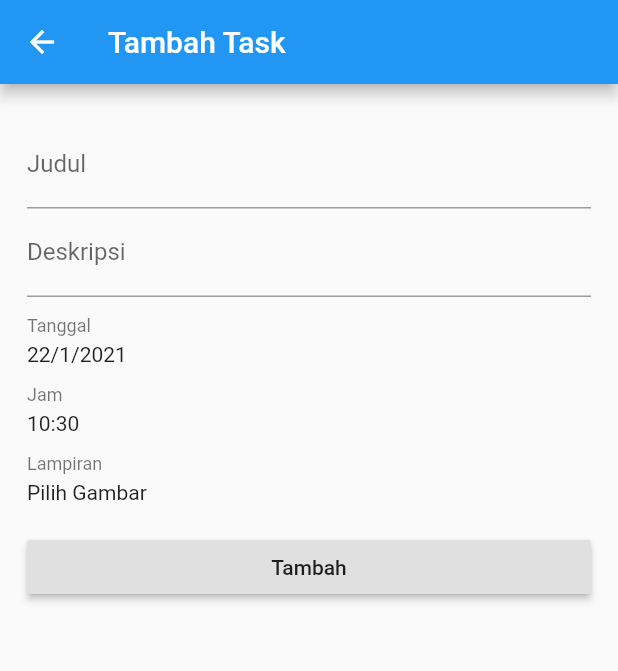
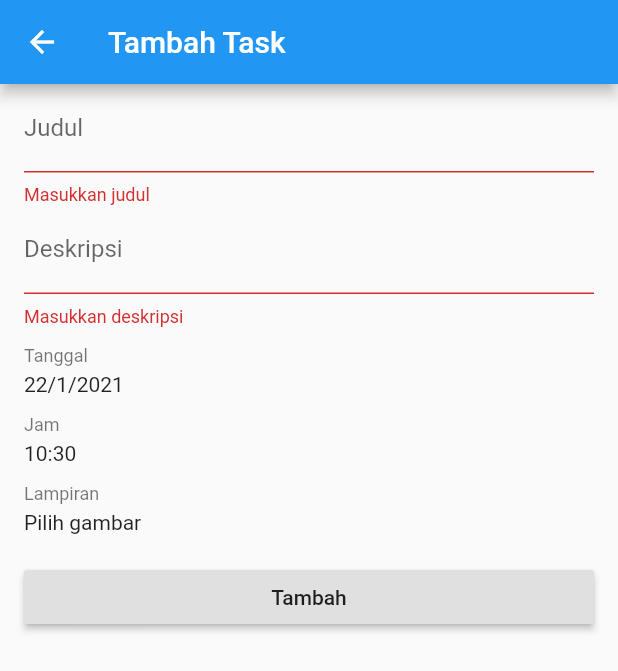
Before and after one commit to WildanZq/todoapp-flutter-tutorial, a Flutter app: the AddScreen screen opened directly, after a tap on "Tambah", on a phone screen of 412 x 824 dp. Shown: the top 671 px of the screen. Run offline on Flutter 3.47's test engine with Material 2 defaults, Android fonts, the phone set to English and light mode, and no system bars; our stand-ins replace cloud_firestore, firebase_auth, firebase_core, firebase_storage, google_sign_in, image_picker; accounts and stored records are empty.

Commit message:
- added add task

```diff
--- /dev/null
+++ b/lib/helpers/firebase_storage.dart
@@ -0,0 +1,23 @@
+import 'dart:io';
+
+import 'package:cloud_firestore/cloud_firestore.dart';
+import 'package:firebase_auth/firebase_auth.dart';
+import 'package:firebase_storage/firebase_storage.dart';
+
+Future<String> uploadFile(File file) async {
+  if (file == null) return null;
+  User user = FirebaseAuth.instance.currentUser;
+  Reference ref = FirebaseStorage.instance
+      .ref()
+      .child(user.uid.toString())
+      .child('taskImages')
+      .child(Timestamp.now().nanoseconds.toString());
+  UploadTask uploadTask = ref.putFile(file);
+  TaskSnapshot taskSnapshot = await uploadTask;
+  return await taskSnapshot.ref.getDownloadURL();
+}
+
+Reference getRefFromUrl(String url) {
+  if (url == null || url.isEmpty) return null;
+  return FirebaseStorage.instance.refFromURL(url);
+}
--- a/lib/screens/add_screen.dart
+++ b/lib/screens/add_screen.dart
@@ -1,7 +1,10 @@
 import 'dart:io';
 
+import 'package:cloud_firestore/cloud_firestore.dart';
+import 'package:firebase_auth/firebase_auth.dart';
 import 'package:flutter/material.dart';
-import 'package:image_picker/image_picker.dart';
+import 'package:todoapp/helpers/firebase_storage.dart';
+import 'package:todoapp/widgets/task_form.dart';
 
 class AddScreen extends StatefulWidget {
   AddScreen({Key key}) : super(key: key);
@@ -11,59 +14,44 @@ class AddScreen extends StatefulWidget {
 }
 
 class _AddScreenState extends State<AddScreen> {
-  final ImagePicker _picker = ImagePicker();
-  DateTime _deadline = DateTime.now();
-  File _image;
+  final GlobalKey<FormState> _formKey = GlobalKey<FormState>();
+  final TextEditingController _titleController = TextEditingController();
+  final TextEditingController _descController = TextEditingController();
+  bool _loading = false;
+  final CollectionReference tasks = FirebaseFirestore.instance
+      .collection("users")
+      .doc(FirebaseAuth.instance.currentUser.uid)
+      .collection('tasks');
 
-  void _selectDate() async {
-    DateTime picked = await showDatePicker(
-      context: context,
-      initialDate: _deadline,
-      firstDate: DateTime.now(),
-      lastDate: DateTime.now().add(Duration(days: 3600)),
-    );
-    if (picked != null) {
-      setState(() {
-        _deadline = DateTime(
-          picked.year,
-          picked.month,
-          picked.day,
-          _deadline.hour,
-          _deadline.minute,
-        );
-      });
+  @override
+  void dispose() {
+    _titleController.dispose();
+    _descController.dispose();
+    super.dispose();
+  }
+
+  Future<void> _onSubmit(DateTime deadline, File file) async {
+    if (!_loading && _formKey.currentState.validate()) {
+      try {
+        setState(() {
+          _loading = true;
+        });
+        String attachment;
+        if (file != null) attachment = await uploadFile(file);
+        await tasks.add({
+          "title": _titleController.text,
+          "description": _descController.text,
+          "deadline": Timestamp.fromDate(deadline),
+          "attachment": attachment,
+        });
+        Navigator.of(context).pop();
+      } catch (error) {
+        setState(() {
+          _loading = false;
+        });
+      }
     }
   }
-
-  void _selectTime() async {
-    TimeOfDay picked = await showTimePicker(
-      context: context,
-      initialTime: TimeOfDay.fromDateTime(_deadline),
-    );
-    if (picked != null) {
-      setState(() {
-        _deadline = DateTime(
-          _deadline.year,
-          _deadline.month,
-          _deadline.day,
-          picked.hour,
-          picked.minute,
-        );
-      });
-    }
-  }
-
-  void _selectImage() async {
-    final pickedFile = await _picker.getImage(source: ImageSource.gallery);
-
-    if (pickedFile != null) {
-      setState(() {
-        _image = File(pickedFile.path);
-      });
-    }
-  }
-
-  void _onAdd() {}
 
   @override
   Widget build(BuildContext context) {
@@ -72,75 +60,13 @@ class _AddScreenState extends State<AddScreen> {
         title: Text('Tambah Task'),
       ),
       body: SingleChildScrollView(
-        child: Padding(
-          padding: EdgeInsets.symmetric(vertical: 24, horizontal: 18),
-          child: Form(
-            child: Column(
-              crossAxisAlignment: CrossAxisAlignment.start,
-              children: [
-                TextFormField(
-                  decoration: InputDecoration(labelText: 'Judul'),
-                ),
-                TextFormField(
-                  decoration: InputDecoration(labelText: 'Deskripsi'),
-                ),
-                Padding(
-                  padding: EdgeInsets.only(top: 12, bottom: 4),
-                  child: Text(
-                    'Tanggal',
-                    style: Theme.of(context).textTheme.caption,
-                  ),
-                ),
-                InkWell(
-                  onTap: _selectDate,
-                  child: Text(
-                    '${_deadline.day}/${_deadline.month}/${_deadline.year}',
-                  ),
-                ),
-                Padding(
-                  padding: EdgeInsets.only(top: 12, bottom: 4),
-                  child: Text(
-                    'Jam',
-                    style: Theme.of(context).textTheme.caption,
-                  ),
-                ),
-                InkWell(
-                  onTap: _selectTime,
-                  child: Text('${_deadline.hour}:${_deadline.minute}'),
-                ),
-                Padding(
-                  padding: EdgeInsets.only(top: 12, bottom: 4),
-                  child: Text(
-                    'Lampiran',
-                    style: Theme.of(context).textTheme.caption,
-                  ),
-                ),
-                InkWell(
-                  onTap: _selectImage,
-                  child: Text(_image != null ? _image.path : 'Pilih Gambar'),
-                ),
-                _image != null
-                    ? Padding(
-                        padding: EdgeInsets.only(top: 8),
-                        child: Center(
-                          child: Image.file(
-                            _image,
-                            height: 200,
-                          ),
-                        ),
-                      )
-                    : SizedBox(),
-                SizedBox(height: 18),
-                SizedBox(
-                  width: MediaQuery.of(context).size.width,
-                  child: RaisedButton(
-                    onPressed: _onAdd,
-                    child: Text('Tambah'),
-                  ),
-                ),
-              ],
-            ),
-          ),
+        child: TaskForm(
+          formKey: _formKey,
+          titleController: _titleController,
+          descController: _descController,
+          onSubmit: _onSubmit,
+          loading: _loading,
+          btnText: 'Tambah',
         ),
       ),
     );
--- /dev/null
+++ b/lib/widgets/task_form.dart
@@ -0,0 +1,196 @@
+import 'dart:io';
+
+import 'package:flutter/material.dart';
+import 'package:image_picker/image_picker.dart';
+
+class TaskForm extends StatefulWidget {
+  final bool loading;
+  final Function(DateTime deadline, File file) onSubmit;
+  final GlobalKey<FormState> formKey;
+  final String btnText;
+  final String imageUrl;
+  final TextEditingController descController;
+  final TextEditingController titleController;
+  final DateTime deadline;
+
+  const TaskForm({
+    Key key,
+    @required this.formKey,
+    @required this.titleController,
+    @required this.descController,
+    @required this.onSubmit,
+    @required this.loading,
+    @required this.btnText,
+    this.deadline,
+    this.imageUrl,
+  }) : super(key: key);
+
+  @override
+  _TaskFormState createState() => _TaskFormState();
+}
+
+class _TaskFormState extends State<TaskForm> {
+  final ImagePicker _picker = ImagePicker();
+  DateTime _deadline = DateTime.now();
+  File _image;
+
+  @override
+  void initState() {
+    super.initState();
+    _deadline = widget.deadline ?? DateTime.now();
+  }
+
+  void _selectDate() async {
+    DateTime picked = await showDatePicker(
+      context: context,
+      initialDate: _deadline,
+      firstDate: DateTime.now(),
+      lastDate: DateTime.now().add(Duration(days: 3600)),
+    );
+    if (picked != null) {
+      setState(() {
+        _deadline = DateTime(
+          picked.year,
+          picked.month,
+          picked.day,
+          _deadline.hour,
+          _deadline.minute,
+        );
+      });
+    }
+  }
+
+  void _selectTime() async {
+    TimeOfDay picked = await showTimePicker(
+      context: context,
+      initialTime: TimeOfDay.fromDateTime(_deadline),
+    );
+    if (picked != null) {
+      setState(() {
+        _deadline = DateTime(
+          _deadline.year,
+          _deadline.month,
+          _deadline.day,
+          picked.hour,
+          picked.minute,
+        );
+      });
+    }
+  }
+
+  void _selectImage() async {
+    final pickedFile = await _picker.getImage(
+      source: ImageSource.gallery,
+    );
+
+    if (pickedFile != null) {
+      setState(() {
+        _image = File(pickedFile.path);
+      });
+    }
+  }
+
+  void _onAdd() {}
+
+  @override
+  Widget build(BuildContext context) {
+    return Form(
+      key: widget.formKey,
+      child: Padding(
+        padding: EdgeInsets.symmetric(
+          horizontal: 16,
+        ),
+        child: Column(
+          crossAxisAlignment: CrossAxisAlignment.start,
+          children: [
+            TextFormField(
+              controller: widget.titleController,
+              decoration: InputDecoration(labelText: 'Judul'),
+              validator: (value) {
+                if (value.isEmpty) return 'Masukkan judul';
+                return null;
+              },
+            ),
+            TextFormField(
+              controller: widget.descController,
+              decoration: InputDecoration(labelText: 'Deskripsi'),
+              validator: (value) {
+                if (value.isEmpty) return 'Masukkan deskripsi';
+                return null;
+              },
+            ),
+            Padding(
+              padding: EdgeInsets.only(top: 12, bottom: 4),
+              child: Text(
+                'Tanggal',
+                style: Theme.of(context).textTheme.caption,
+              ),
+            ),
+            InkWell(
+              onTap: _selectDate,
+              child: Text(
+                '${_deadline.day}/${_deadline.month}/${_deadline.year}',
+              ),
+            ),
+            Padding(
+              padding: EdgeInsets.only(top: 12, bottom: 4),
+              child: Text(
+                'Jam',
+                style: Theme.of(context).textTheme.caption,
+              ),
+            ),
+            InkWell(
+              onTap: _selectTime,
+              child: Text('${_deadline.hour}:${_deadline.minute}'),
+            ),
+            Padding(
+              padding: EdgeInsets.only(top: 12, bottom: 4),
+              child: Text(
+                'Lampiran',
+                style: Theme.of(context).textTheme.caption,
+              ),
+            ),
+            InkWell(
+              onTap: _selectImage,
+              child: Text(_image == null ? 'Pilih gambar' : 'Ubah gambar'),
+            ),
+            _image != null
+                ? Padding(
+                    padding: EdgeInsets.only(top: 8),
+                    child: Center(
+                      child: Image.file(
+                        _image,
+                        height: 200,
+                      ),
+                    ),
+                  )
+                : SizedBox(),
+            _image == null && widget.imageUrl != null
+                ? Padding(
+                    padding: EdgeInsets.only(top: 8),
+                    child: Center(
+                      child: Image.network(
+                        widget.imageUrl,
+                        height: 200,
+                      ),
+                    ),
+                  )
+                : SizedBox(),
+            SizedBox(height: 18),
+            SizedBox(
+              width: MediaQuery.of(context).size.width,
+              child: RaisedButton(
+                onPressed: widget.loading
+                    ? null
+                    : () => widget.onSubmit(_deadline, _image),
+                child: widget.loading
+                    ? CircularProgressIndicator()
+                    : Text(widget.btnText),
+              ),
+            ),
+          ],
+        ),
+      ),
+    );
+  }
+}
```
